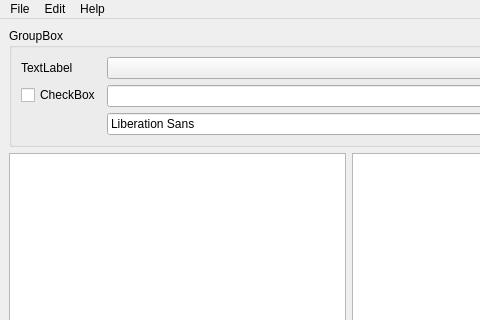
qnope/HandPaintingForQt, file Examples/ui/MainWindow.ui: the form before one commit; both pictures show x 0 to 480 and y 0 to 320 of the 697 by 600 pixel window.
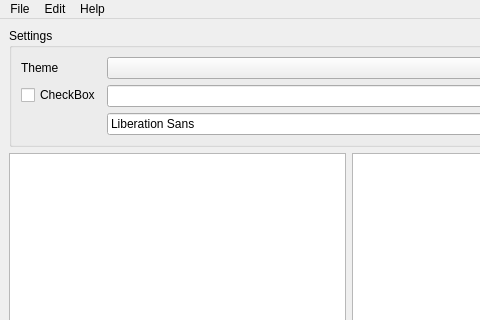
The form after the commit.

What changed in the file:
```diff
--- a/Examples/ui/MainWindow.ui
+++ b/Examples/ui/MainWindow.ui
@@ -18,13 +18,13 @@
     <item>
      <widget class="QGroupBox" name="groupBox">
       <property name="title">
-       <string>GroupBox</string>
+       <string>Settings</string>
       </property>
       <layout class="QFormLayout" name="formLayout">
        <item row="0" column="0">
         <widget class="QLabel" name="label">
          <property name="text">
-          <string>TextLabel</string>
+          <string>Theme</string>
          </property>
          <property name="buddy">
           <cstring>comboBox</cstring>
```
